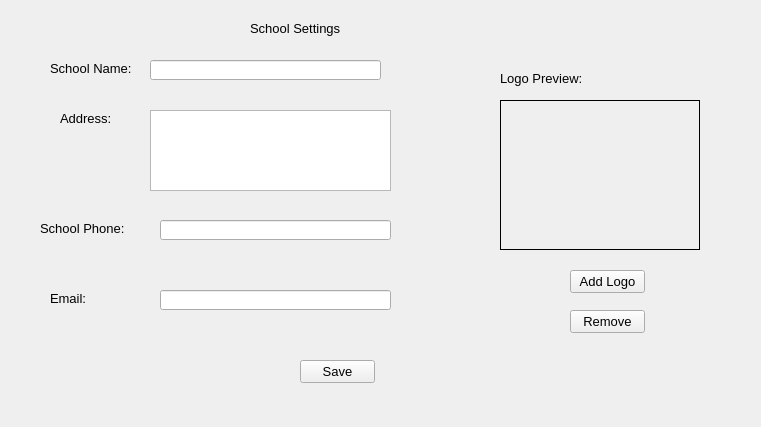
thenewcoder/school-administration-system, file schoolsettingsform.ui: the form before one commit.
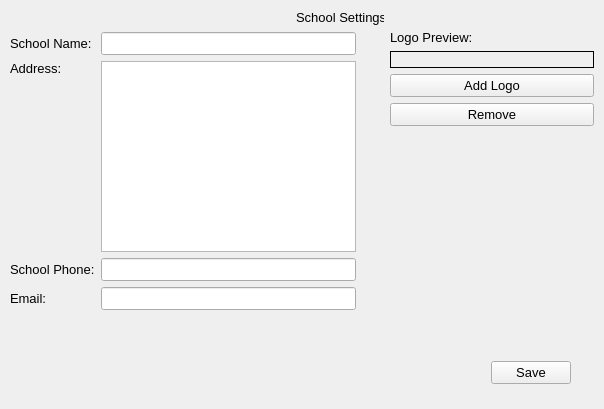
The form after the commit. Icons and pictures are not drawn.

What changed in the file:
```diff
--- a/schoolsettingsform.ui
+++ b/schoolsettingsform.ui
@@ -6,8 +6,8 @@
    <rect>
     <x>0</x>
     <y>0</y>
-    <width>761</width>
-    <height>427</height>
+    <width>604</width>
+    <height>409</height>
    </rect>
   </property>
   <property name="font">
@@ -21,9 +21,9 @@
   <widget class="QLabel" name="label">
    <property name="geometry">
     <rect>
-     <x>250</x>
-     <y>20</y>
-     <width>131</width>
+     <x>296</x>
+     <y>9</y>
+     <width>88</width>
      <height>16</height>
     </rect>
    </property>
@@ -31,107 +31,109 @@
     <string>School Settings</string>
    </property>
   </widget>
+  <widget class="QWidget" name="layoutWidget">
+   <property name="geometry">
+    <rect>
+     <x>30</x>
+     <y>360</y>
+     <width>541</width>
+     <height>26</height>
+    </rect>
+   </property>
+   <layout class="QHBoxLayout" name="horizontalLayout_6">
+    <item>
+     <spacer name="horizontalSpacer">
+      <property name="orientation">
+       <enum>Qt::Horizontal</enum>
+      </property>
+      <property name="sizeHint" stdset="0">
+       <size>
+        <width>40</width>
+        <height>20</height>
+       </size>
+      </property>
+     </spacer>
+    </item>
+    <item>
+     <widget class="QPushButton" name="btnSaveSettings">
+      <property name="text">
+       <string>Save</string>
+      </property>
+     </widget>
+    </item>
+   </layout>
+  </widget>
+  <widget class="QWidget" name="layoutWidget">
+   <property name="geometry">
+    <rect>
+     <x>10</x>
+     <y>32</y>
+     <width>346</width>
+     <height>278</height>
+    </rect>
+   </property>
+   <layout class="QGridLayout" name="gridLayout">
+    <item row="0" column="0">
   <widget class="QLabel" name="label_2">
-   <property name="geometry">
-    <rect>
-     <x>50</x>
-     <y>60</y>
-     <width>91</width>
-     <height>16</height>
-    </rect>
-   </property>
    <property name="text">
     <string>School Name:</string>
    </property>
   </widget>
-  <widget class="QLineEdit" name="leSchoolName">
-   <property name="geometry">
-    <rect>
-     <x>150</x>
-     <y>60</y>
-     <width>231</width>
-     <height>20</height>
-    </rect>
-   </property>
-  </widget>
+    </item>
+    <item row="0" column="1">
+     <widget class="QLineEdit" name="leSchoolName"/>
+    </item>
+    <item row="1" column="0" alignment="Qt::AlignTop">
   <widget class="QLabel" name="label_3">
-   <property name="geometry">
-    <rect>
-     <x>60</x>
-     <y>110</y>
-     <width>61</width>
-     <height>16</height>
-    </rect>
-   </property>
    <property name="text">
     <string>Address:</string>
    </property>
   </widget>
-  <widget class="QPlainTextEdit" name="teAddress">
-   <property name="geometry">
-    <rect>
-     <x>150</x>
-     <y>110</y>
-     <width>241</width>
-     <height>81</height>
-    </rect>
-   </property>
-  </widget>
+    </item>
+    <item row="1" column="1">
+     <widget class="QPlainTextEdit" name="teAddress"/>
+    </item>
+    <item row="2" column="0">
   <widget class="QLabel" name="label_4">
-   <property name="geometry">
-    <rect>
-     <x>40</x>
-     <y>220</y>
-     <width>101</width>
-     <height>16</height>
-    </rect>
-   </property>
    <property name="text">
     <string>School Phone:</string>
    </property>
   </widget>
-  <widget class="QLineEdit" name="lePhoneNumber">
-   <property name="geometry">
-    <rect>
-     <x>160</x>
-     <y>220</y>
-     <width>231</width>
-     <height>20</height>
-    </rect>
-   </property>
-  </widget>
+    </item>
+    <item row="2" column="1">
+     <widget class="QLineEdit" name="lePhoneNumber"/>
+    </item>
+    <item row="3" column="0">
   <widget class="QLabel" name="label_5">
-   <property name="geometry">
-    <rect>
-     <x>50</x>
-     <y>290</y>
-     <width>51</width>
-     <height>16</height>
-    </rect>
-   </property>
    <property name="text">
     <string>Email:</string>
    </property>
   </widget>
-  <widget class="QLineEdit" name="leEmail">
+    </item>
+    <item row="3" column="1">
+     <widget class="QLineEdit" name="leEmail"/>
+    </item>
+   </layout>
+  </widget>
+  <widget class="QWidget" name="layoutWidget">
    <property name="geometry">
     <rect>
-     <x>160</x>
-     <y>290</y>
-     <width>231</width>
-     <height>20</height>
+     <x>390</x>
+     <y>30</y>
+     <width>204</width>
+     <height>282</height>
     </rect>
    </property>
-  </widget>
+   <layout class="QVBoxLayout" name="verticalLayout">
+    <item>
+     <widget class="QLabel" name="label_6">
+      <property name="text">
+       <string>Logo Preview:</string>
+      </property>
+     </widget>
+    </item>
+    <item>
   <widget class="QLabel" name="lblSchoolLogo">
-   <property name="geometry">
-    <rect>
-     <x>500</x>
-     <y>100</y>
-     <width>200</width>
-     <height>150</height>
-    </rect>
-   </property>
    <property name="frameShape">
     <enum>QFrame::Box</enum>
    </property>
@@ -145,57 +147,35 @@
     <set>Qt::AlignCenter</set>
    </property>
   </widget>
+    </item>
+    <item>
   <widget class="QPushButton" name="btnAddLogo">
-   <property name="geometry">
-    <rect>
-     <x>570</x>
-     <y>270</y>
-     <width>75</width>
-     <height>23</height>
-    </rect>
-   </property>
    <property name="text">
     <string>Add Logo</string>
    </property>
   </widget>
+    </item>
+    <item>
   <widget class="QPushButton" name="btnRemoveLogo">
-   <property name="geometry">
-    <rect>
-     <x>570</x>
-     <y>310</y>
-     <width>75</width>
-     <height>23</height>
-    </rect>
-   </property>
    <property name="text">
     <string>Remove</string>
    </property>
   </widget>
-  <widget class="QLabel" name="label_6">
-   <property name="geometry">
-    <rect>
-     <x>500</x>
-     <y>70</y>
-     <width>101</width>
-     <height>16</height>
-    </rect>
-   </property>
-   <property name="text">
-    <string>Logo Preview:</string>
-   </property>
-  </widget>
-  <widget class="QPushButton" name="btnSaveSettings">
-   <property name="geometry">
-    <rect>
-     <x>300</x>
-     <y>360</y>
-     <width>75</width>
-     <height>23</height>
-    </rect>
-   </property>
-   <property name="text">
-    <string>Save</string>
-   </property>
+    </item>
+    <item>
+     <spacer name="verticalSpacer">
+      <property name="orientation">
+       <enum>Qt::Vertical</enum>
+      </property>
+      <property name="sizeHint" stdset="0">
+       <size>
+        <width>20</width>
+        <height>40</height>
+       </size>
+      </property>
+     </spacer>
+    </item>
+   </layout>
   </widget>
  </widget>
  <resources>
```
Left out of the diff: 2 changed lines with no effect on the pictures. Lines whose indentation alone changed are shown as unchanged.
